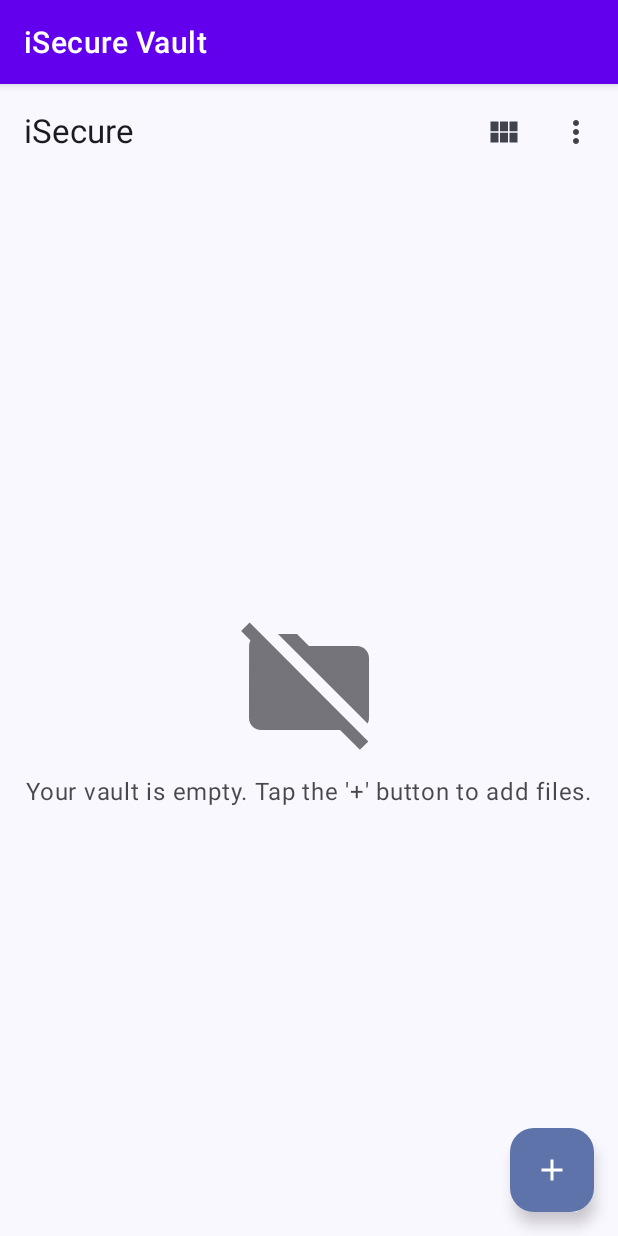
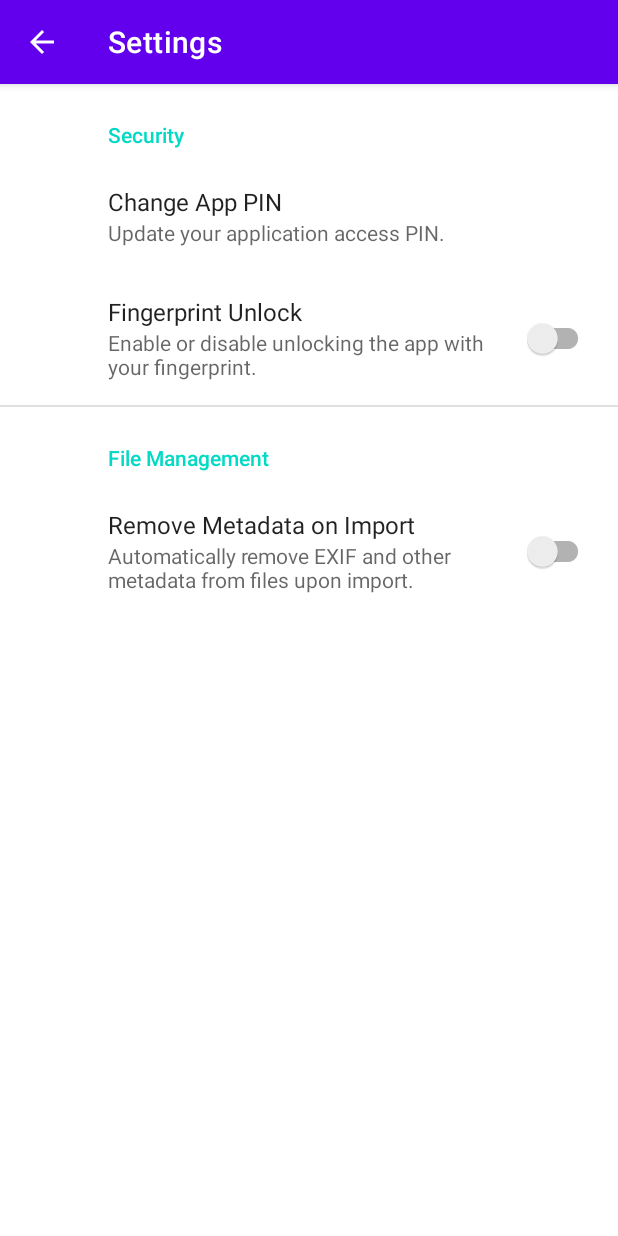
Before and after one commit to PARAM2013/I2, an Android app built with Jetpack Compose: the MainActivity screen opened directly, with no data from a screen before it, after a tap on "Settings", on a phone screen of 412 x 824 dp. Run offline under Robolectric (Android 15) with nearby library versions, the phone set to English and light mode, and no system bars; our stand-ins replace androidx.preference, navigation-ui; 4 statements that could not run were skipped.

Commit message:
Implement settings, multi-file import, and metadata removal
Features:
- Added multiple file selection for import.
- Implemented Settings screen with:
  - Navigation from main dashboard.
  - Change App PIN functionality.
  - Enable/Disable Fingerprint Unlock.
  - Enable/Disable Metadata Removal on import.
- Metadata removal clears common EXIF tags for date, time, location, and device info if enabled.

Fixes:
- Added MediaScannerConnection call on unhide to improve external visibility.
- Addressed various UI links and string resources.

```diff
--- a/app/build.gradle.kts
+++ b/app/build.gradle.kts
@@ -74,6 +74,9 @@ dependencies {
     // Encrypted SharedPreferences for secure data storage
     implementation(libs.androidx.security.crypto)
 
+    // For EXIF data manipulation
+    implementation("androidx.exifinterface:exifinterface:1.3.7")
+
     testImplementation(libs.junit)
     androidTestImplementation(libs.androidx.junit)
     androidTestImplementation(libs.androidx.espresso.core)
--- a/app/src/main/java/com/example/secure/MainActivity.kt
+++ b/app/src/main/java/com/example/secure/MainActivity.kt
@@ -66,7 +66,8 @@ class MainActivity : TrackedActivity() {
                 Surface(color = MaterialTheme.colorScheme.background) {
                     MainDashboardScreen(
                         onSettingsClick = {
-                            Toast.makeText(this, "Settings Clicked", Toast.LENGTH_SHORT).show()
+                            // Toast.makeText(this, "Settings Clicked", Toast.LENGTH_SHORT).show()
+                            startActivity(Intent(this, com.example.secure.ui.settings.SettingsActivity::class.java))
                         },
                         onImportFile = {
                             pickFileLauncher.launch("*/*")
--- /dev/null
+++ b/app/src/main/java/com/example/secure/ui/settings/SettingsActivity.kt
@@ -0,0 +1,28 @@
+package com.example.secure.ui.settings
+
+import android.os.Bundle
+import androidx.appcompat.app.AppCompatActivity
+import com.example.secure.R
+
+class SettingsActivity : AppCompatActivity() {
+
+    override fun onCreate(savedInstanceState: Bundle?) {
+        super.onCreate(savedInstanceState)
+        setContentView(R.layout.activity_settings) // We'll create this layout next
+
+        if (savedInstanceState == null) {
+            supportFragmentManager
+                .beginTransaction()
+                .replace(R.id.settings_container, SettingsFragment())
+                .commit()
+        }
+        // Enable the Up button
+        supportActionBar?.setDisplayHomeAsUpEnabled(true)
+    }
+
+    // Handle the Up button press
+    override fun onSupportNavigateUp(): Boolean {
+        finish() // or super.onSupportNavigateUp() if you have more complex navigation
+        return true
+    }
+}
--- /dev/null
+++ b/app/src/main/java/com/example/secure/ui/settings/SettingsFragment.kt
@@ -0,0 +1,45 @@
+package com.example.secure.ui.settings
+
+import android.content.Intent
+import android.os.Bundle
+import androidx.preference.Preference
+import androidx.preference.PreferenceFragmentCompat
+import com.example.secure.R
+
+class SettingsFragment : PreferenceFragmentCompat() {
+
+    override fun onCreatePreferences(savedInstanceState: Bundle?, rootKey: String?) {
+        setPreferencesFromResource(R.xml.preferences, rootKey)
+
+        // 1. Change App PIN
+        findPreference<Preference>("key_change_pin")?.setOnPreferenceClickListener {
+            activity?.let {
+                val intent = Intent(it, PinChangeActivity::class.java)
+                startActivity(intent)
+            }
+            true
+        }
+
+        // 2. Enable/Disable Fingerprint Unlock
+        findPreference<androidx.preference.SwitchPreferenceCompat>("key_fingerprint_unlock")?.apply {
+            setOnPreferenceChangeListener { preference, newValue ->
+                val enabled = newValue as Boolean
+                activity?.let { PinManager.setFingerprintAuthEnabled(it, enabled) }
+                // UI will update automatically
+                true
+            }
+            // Set initial checked state based on current settings
+            isChecked = activity?.let { PinManager.isFingerprintAuthEnabled(it) } ?: false
+        }
+
+        // 3. Enable/Disable Metadata Removal
+        findPreference<androidx.preference.SwitchPreferenceCompat>("key_metadata_removal")?.apply {
+            setOnPreferenceChangeListener { preference, newValue ->
+                val enabled = newValue as Boolean
+                activity?.let { PinManager.setMetadataRemovalEnabled(it, enabled) }
+                true
+            }
+            isChecked = activity?.let { PinManager.isMetadataRemovalEnabled(it) } ?: false
+        }
+    }
+}
--- /dev/null
+++ b/app/src/main/res/layout/activity_settings.xml
@@ -0,0 +1,5 @@
+<?xml version="1.0" encoding="utf-8"?>
+<FrameLayout xmlns:android="http://schemas.android.com/apk/res/android"
+    android:id="@+id/settings_container"
+    android:layout_width="match_parent"
+    android:layout_height="match_parent" />
--- a/app/src/main/res/values/strings.xml
+++ b/app/src/main/res/values/strings.xml
@@ -14,6 +14,8 @@
     <!-- PIN related strings -->
     <string name="prompt_enter_pin">Enter your 4-digit PIN</string>
     <string name="prompt_set_pin">Set a 4-digit PIN</string>
+    <string name="prompt_enter_current_pin">Enter your current 4-digit PIN</string>
+    <string name="prompt_enter_new_pin">Enter a new 4-digit PIN</string>
     <string name="prompt_confirm_pin">Confirm your 4-digit PIN</string>
     <string name="error_pin_mismatch">PINs do not match. Try again.</string>
     <string name="error_incorrect_pin">Incorrect PIN. Try again.</string>
--- /dev/null
+++ b/app/src/main/res/xml/preferences.xml
@@ -0,0 +1,33 @@
+<?xml version="1.0" encoding="utf-8"?>
+<PreferenceScreen xmlns:app="http://schemas.android.com/apk/res-auto">
+
+    <PreferenceCategory
+        app:key="category_security"
+        app:title="Security">
+
+        <Preference
+            app:key="key_change_pin"
+            app:title="Change App PIN"
+            app:summary="Update your application access PIN." />
+
+        <SwitchPreferenceCompat
+            app:key="key_fingerprint_unlock"
+            app:title="Fingerprint Unlock"
+            app:summary="Enable or disable unlocking the app with your fingerprint."
+            app:defaultValue="false" />
+
+    </PreferenceCategory>
+
+    <PreferenceCategory
+        app:key="category_file_management"
+        app:title="File Management">
+
+        <SwitchPreferenceCompat
+            app:key="key_metadata_removal"
+            app:title="Remove Metadata on Import"
+            app:summary="Automatically remove EXIF and other metadata from files upon import."
+            app:defaultValue="false" />
+
+    </PreferenceCategory>
+
+</PreferenceScreen>
```
Also changed, not shown: app/src/main/AndroidManifest.xml (+20 -0 lines), app/src/main/java/com/example/secure/auth/PinManager.kt (+12 -0 lines), app/src/main/java/com/example/secure/file/FileManager.kt (+76 -5 lines), app/src/main/java/com/example/secure/ui/SecureDashboardFragment.kt (+10 -3 lines), app/src/main/java/com/example/secure/ui/settings/PinChangeActivity.kt (added, +110 -0 lines), app/src/main/res/layout/activity_pin_change.xml (added, +57 -0 lines), app/src/main/res/menu/main_menu.xml (added, +9 -0 lines).
